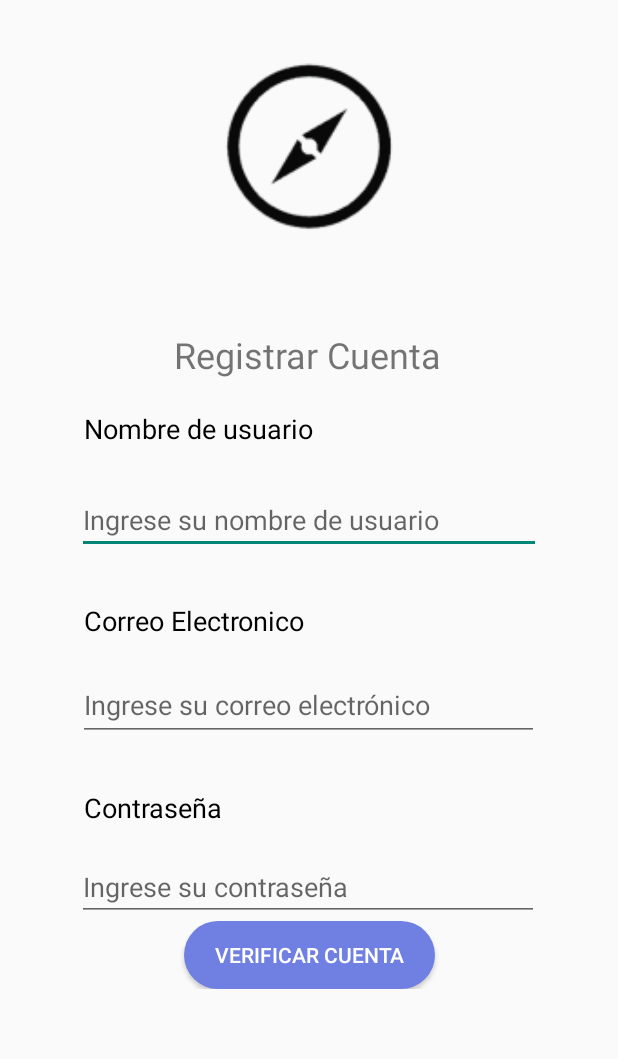
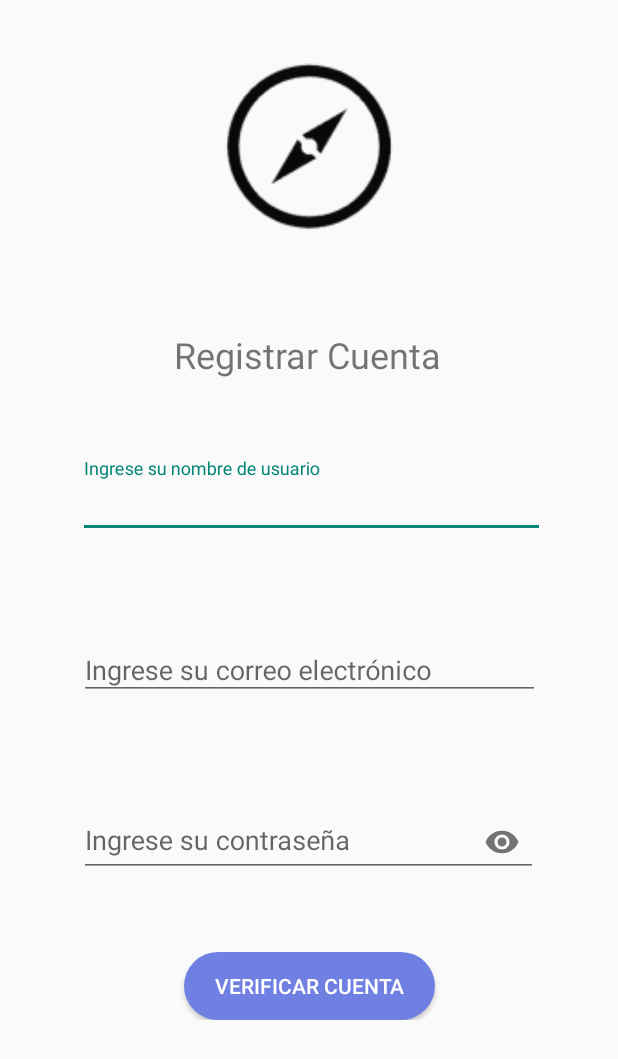
Before and after one commit to 0ctor0k/bussrute-AndroidStudio, an Android app: the CrearCuenta screen opened directly, with no data from a screen before it, on a phone screen of 412 x 824 dp. Shown: the top 1059 px of the screen. Run offline under Robolectric (Android 15) with nearby library versions, the phone set to English and light mode, and no system bars; our stand-ins replace Volley.

Commit message:
Mejoras en Diseño y Visualizar la contraseña

```diff
--- a/app/src/main/res/drawable/buttoncancel_background.xml
+++ b/app/src/main/res/drawable/buttoncancel_background.xml
@@ -2,11 +2,13 @@
 <selector xmlns:android="http://schemas.android.com/apk/res/android">
 <item android:state_pressed="true">
     <shape android:shape="rectangle">
+        <corners android:radius="50dp" />
         <solid android:color="#E81C2E " /> <!-- Color cuando se presiona el botón -->
     </shape>
 </item>
 <item>
     <shape android:shape="rectangle">
+        <corners android:radius="80dp" />
         <solid android:color="#46668d" /> <!-- Color normal del botón -->
     </shape>
 </item>
--- a/app/src/main/res/layout/activity_crear_cuenta.xml
+++ b/app/src/main/res/layout/activity_crear_cuenta.xml
@@ -5,6 +5,7 @@
     android:layout_width="match_parent"
     android:layout_height="match_parent"
     tools:context=".CrearCuenta">
+
     <androidx.constraintlayout.widget.ConstraintLayout
         android:layout_width="match_parent"
         android:layout_height="match_parent">
@@ -33,88 +34,84 @@
             app:layout_constraintStart_toStartOf="parent"
             app:layout_constraintTop_toBottomOf="@+id/imageView2" />
 
-        <TextView
-            android:id="@+id/tituloNombre"
-            android:layout_width="wrap_content"
-            android:layout_height="wrap_content"
-            android:layout_marginStart="56dp"
-            android:layout_marginTop="20dp"
-            android:text="Nombre de usuario"
-            android:textColor="@android:color/black"
-            android:textSize="18sp"
-            app:layout_constraintStart_toStartOf="parent"
-            app:layout_constraintTop_toBottomOf="@+id/welcomeMessageTextView" />
-
-        <TextView
-            android:id="@+id/tituloEmailUsuario"
-            android:layout_width="wrap_content"
-            android:layout_height="wrap_content"
-            android:layout_marginStart="56dp"
-            android:layout_marginTop="32dp"
-            android:text="Correo Electronico"
-            android:textColor="@android:color/black"
-            android:textSize="18sp"
-            app:layout_constraintStart_toStartOf="parent"
-            app:layout_constraintTop_toBottomOf="@+id/txtNombreUsuario" />
-
-        <EditText
-            android:id="@+id/txtCreaContraseña"
-            android:layout_width="308dp"
-            android:layout_height="43dp"
-            android:layout_marginTop="20dp"
+        <com.google.android.material.textfield.TextInputLayout
+            android:id="@+id/textInputLayout"
+            android:layout_width="306dp"
+            android:layout_height="58dp"
+            android:layout_marginTop="60dp"
             android:hint="Ingrese su contraseña"
-            android:inputType="textPassword"
+            app:endIconMode="password_toggle"
             app:layout_constraintEnd_toEndOf="parent"
             app:layout_constraintHorizontal_bias="0.495"
             app:layout_constraintStart_toStartOf="parent"
-            app:layout_constraintTop_toBottomOf="@+id/tituloPassword" />
+            app:layout_constraintTop_toBottomOf="@+id/textInputLayout3">
+
+            <com.google.android.material.textfield.TextInputEditText
+                android:id="@+id/txtCreaContraseña"
+                android:layout_width="match_parent"
+                android:layout_height="wrap_content"
+                android:inputType="textPassword" />
+
+        </com.google.android.material.textfield.TextInputLayout>
 
         <TextView
-            android:id="@+id/tituloPassword"
+            android:id="@+id/passwordValidationMessage"
             android:layout_width="wrap_content"
             android:layout_height="wrap_content"
-            android:layout_marginStart="56dp"
-            android:layout_marginTop="32dp"
-            android:text="Contraseña"
-            android:textColor="@android:color/black"
-            android:textSize="18sp"
-            app:layout_constraintStart_toStartOf="parent"
-            app:layout_constraintTop_toBottomOf="@+id/txtCorreoUsuario" />
+            android:textColor="@android:color/holo_red_dark"
+            app:layout_constraintStart_toStartOf="@+id/textInputLayout"
+            app:layout_constraintTop_toBottomOf="@+id/textInputLayout" />
 
-        <EditText
-            android:id="@+id/txtCorreoUsuario"
+        <com.google.android.material.textfield.TextInputLayout
+            android:id="@+id/textInputLayout3"
             android:layout_width="307dp"
             android:layout_height="48dp"
-            android:layout_marginTop="20dp"
+            android:layout_marginTop="60dp"
             android:hint="Ingrese su correo electrónico"
             android:inputType="textEmailAddress"
             app:layout_constraintEnd_toEndOf="parent"
-            app:layout_constraintHorizontal_bias="0.495"
             app:layout_constraintStart_toStartOf="parent"
-            app:layout_constraintTop_toBottomOf="@+id/tituloEmailUsuario" />
+            app:layout_constraintTop_toBottomOf="@+id/textInputLayout4">
 
-        <EditText
-            android:id="@+id/txtNombreUsuario"
-            android:layout_width="309dp"
-            android:layout_height="43dp"
-            android:layout_marginTop="28dp"
+            <com.google.android.material.textfield.TextInputEditText
+                android:id="@+id/txtCorreoUsuario"
+                android:layout_width="match_parent"
+                android:layout_height="wrap_content" />
+
+        </com.google.android.material.textfield.TextInputLayout>
+
+        <com.google.android.material.textfield.TextInputLayout
+            android:id="@+id/textInputLayout4"
+            android:layout_width="311dp"
+            android:layout_height="53dp"
+            android:layout_marginTop="52dp"
             android:hint="Ingrese su nombre de usuario"
             android:inputType="text"
             app:layout_constraintEnd_toEndOf="parent"
+            app:layout_constraintHorizontal_bias="0.519"
             app:layout_constraintStart_toStartOf="parent"
-            app:layout_constraintTop_toBottomOf="@+id/tituloNombre" />
+            app:layout_constraintTop_toBottomOf="@+id/welcomeMessageTextView">
+
+            <com.google.android.material.textfield.TextInputEditText
+                android:id="@+id/txtNombreUsuario"
+                android:layout_width="match_parent"
+                android:layout_height="wrap_content" />
+        </com.google.android.material.textfield.TextInputLayout>
 
         <Button
             android:id="@+id/btnVerificarCuenta"
             android:layout_width="167dp"
             android:layout_height="45dp"
+            android:layout_marginTop="50dp"
             android:background="@drawable/button_background"
             android:text="Verificar Cuenta"
             android:textColor="#FFFFFF"
             app:layout_constraintBottom_toBottomOf="parent"
             app:layout_constraintEnd_toEndOf="parent"
             app:layout_constraintStart_toStartOf="parent"
-            app:layout_constraintTop_toBottomOf="@+id/txtCreaContraseña"
-            app:layout_constraintVertical_bias="0.0" />
+            app:layout_constraintTop_toBottomOf="@+id/textInputLayout"
+            app:layout_constraintVertical_bias="0.5">
+        </Button>
+
     </androidx.constraintlayout.widget.ConstraintLayout>
 </ScrollView>
--- a/app/src/main/res/layout/activity_crear_cuenta_google.xml
+++ b/app/src/main/res/layout/activity_crear_cuenta_google.xml
@@ -92,6 +92,7 @@
             app:layout_constraintBottom_toBottomOf="parent"
             app:layout_constraintEnd_toEndOf="parent"
             app:layout_constraintStart_toStartOf="parent"
-            app:layout_constraintTop_toBottomOf="@+id/txtCorreoUsuarioGoogle" />
+            app:layout_constraintTop_toBottomOf="@+id/txtCorreoUsuarioGoogle"
+            android:layout_marginTop="40dp"/>
     </androidx.constraintlayout.widget.ConstraintLayout>
 </ScrollView>
--- a/app/src/main/res/layout/activity_recuperar_contrasena.xml
+++ b/app/src/main/res/layout/activity_recuperar_contrasena.xml
@@ -70,6 +70,7 @@
             app:layout_constraintHorizontal_bias="0.498"
             app:layout_constraintStart_toStartOf="parent"
             app:layout_constraintTop_toBottomOf="@+id/txtCorreoCambio"
-            app:layout_constraintVertical_bias="0.345" />
+            app:layout_constraintVertical_bias="0.345"
+            android:layout_marginTop="40dp"/>
     </androidx.constraintlayout.widget.ConstraintLayout>
 </ScrollView>
```
Also changed, not shown: app/src/main/java/com/example/bussrute/CrearCuenta.kt (+29 -0 lines), app/src/main/res/layout/activity_inicio_sesion.xml (+38 -30 lines), app/src/main/res/layout/activity_verificar_correo.xml (+5 -2 lines).
